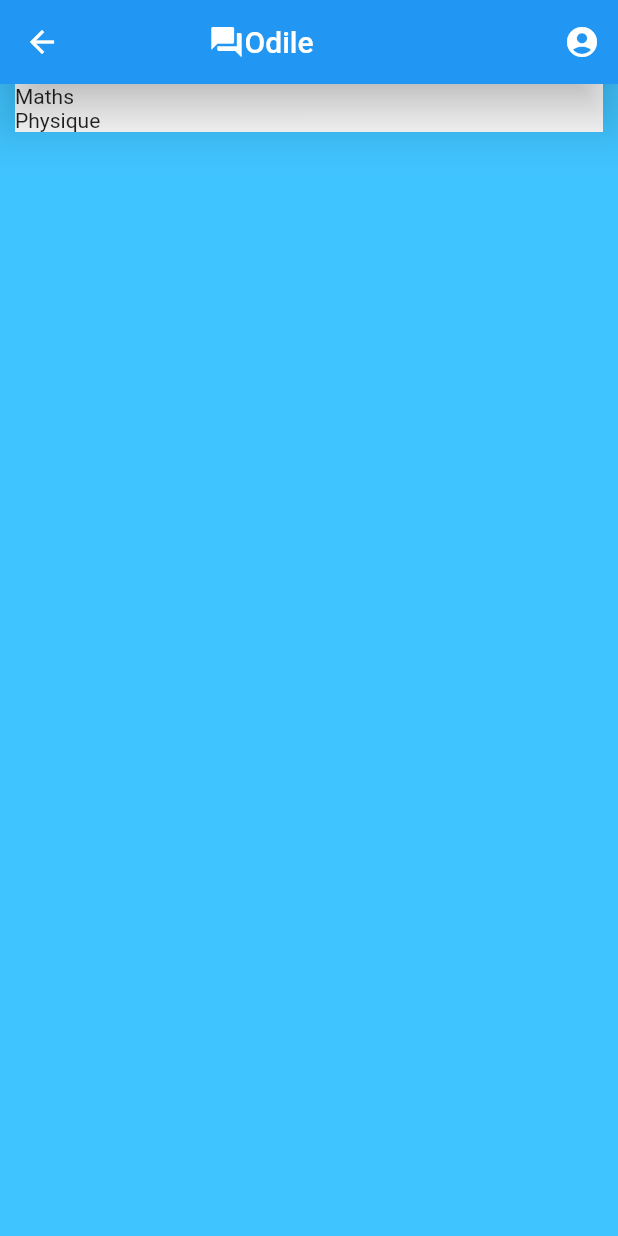
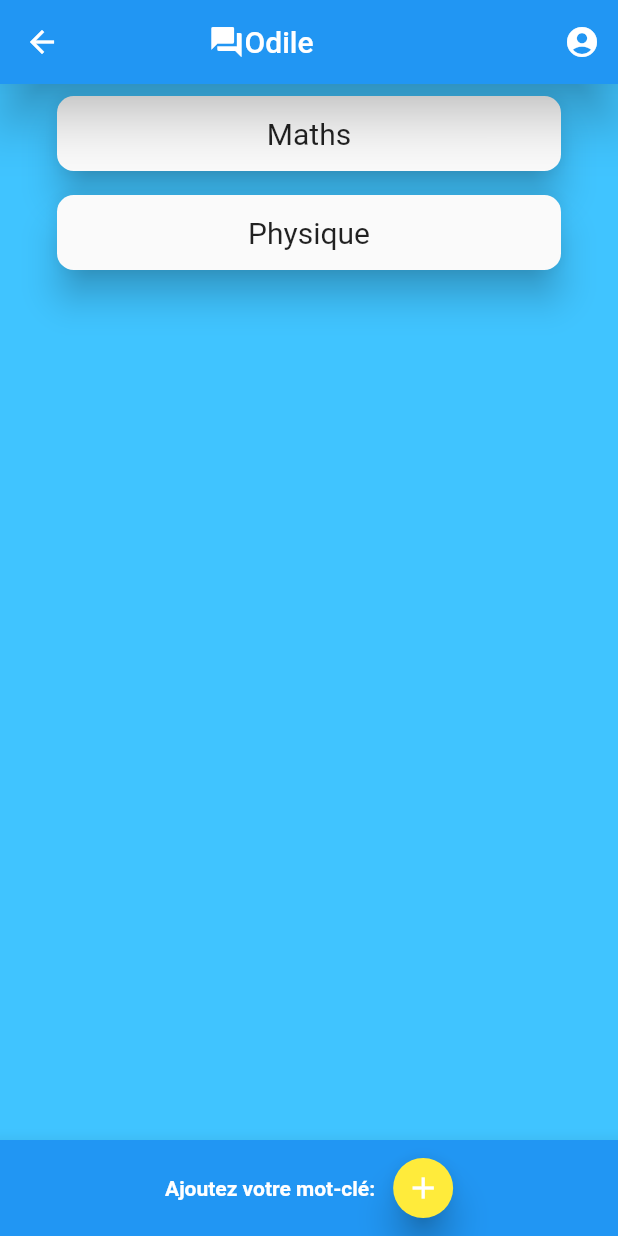
Before and after one commit to pgorisse/Odile, a Flutter app: the screen it shows after launch, after a tap on "Sciences", on a phone screen of 412 x 824 dp. Run offline on Flutter 3.47's test engine with Material 2 defaults, Android fonts, the phone set to English and light mode, and no system bars.

Commit message:
Amélioration vue + ajout mot-clé ThemePage

```diff
--- a/lib/Pages/ThemePage.dart
+++ b/lib/Pages/ThemePage.dart
@@ -22,7 +22,7 @@ const _categoryNames= <String>[
   'Cuisine',
   'Litterature'
 ];
-const _categoryWords= <List<String>>[
+var _categoryWords= <List<String>>[
   ['Maths','Physique'],
   ['cuir','cuir','moustache'],
   ['Coupe du monde','on est champions','Mbappe'],
@@ -32,11 +32,18 @@ const _categoryWords= <List<String>>[
 ];
 
 
-class ThemePage extends StatelessWidget{
+class ThemePage extends StatefulWidget{
   final Subject subject;
 
   ThemePage({Key key, @required this.subject}): super(key:key);
 
+  @override
+  _ThemePageState createState() => _ThemePageState();
+}
+
+class _ThemePageState extends State<ThemePage> {
+
+  final myController = TextEditingController();
   final appBar = AppBar(
     backgroundColor: _appbarColor,
     title: Row(
@@ -59,33 +66,95 @@ class ThemePage extends StatelessWidget{
     ],
   );
 
+  _showDialog() async {
+    await showDialog<String>(
+      context: context,
+      child: new AlertDialog(
+        contentPadding: const EdgeInsets.all(16.0),
+        content: new Row(
+          children: <Widget>[
+            new Expanded(
+              child: new TextField(
+                controller: myController,
+                autofocus: true,
+                decoration: new InputDecoration(
+                    labelText: 'Ajouter un mot-clé', hintText: 'Votre mot-clé'),
+              ),
+            )
+          ],
+        ),
+        actions: <Widget>[
+          new FlatButton(
+              child: const Text('Annuler'),
+              onPressed: () {
+                Navigator.pop(context);
+              }),
+          new FlatButton(
+              child: const Text('Ajouter'),
+              onPressed: () {
+                addKeyWord(myController.text);
+                Navigator.pop(context);
+              })
+        ],
+      ),
+    );
+  }
+
+  void addKeyWord(String keyWord) {
+    if(keyWord==null || keyWord.length >=30 || keyWord=="") {
+      return null;
+    }
+    _categoryWords[_categoryNames.indexOf(widget.subject.title)].add(keyWord);
+    setState(() {});
+  }
+
   @override
   Widget build(BuildContext context) {
-    assert (_categoryNames.contains(subject.title));
-    final List<String> _keyWords = _categoryWords[_categoryNames.indexOf(subject.title)];
+    assert (_categoryNames.contains(widget.subject.title));
+    final List<String> _keyWords = _categoryWords[_categoryNames.indexOf(
+        widget.subject.title)];
     final keyWordBoxes = <KeyWordBox>[];
-    for(var i=0; i<_keyWords.length; i++){
+    for (var i = 0; i < _keyWords.length; i++) {
       keyWordBoxes.add(KeyWordBox(name: _keyWords[i]));
     }
-    final body= Center(
-      child: Container(
-        child: Column(
-          mainAxisAlignment: MainAxisAlignment.center,
-          children: <Widget>[
-            Text(subject.title),
-            Text(_keyWords[1])
-          ],
-        ),
-      ),
-    );
     final listView = Container(
       color: _backgroundColor,
-      padding: EdgeInsets.symmetric(horizontal: 10.0),
+      padding: EdgeInsets.symmetric(horizontal: 30.0),
       child: _buildCategoryWidgets(keyWordBoxes),
+    );
+
+    final bottomAppBar = BottomAppBar(
+      elevation: 10.0,
+      hasNotch: true,
+      color: _appbarColor,
+      child: Row(
+        children: <Widget>[
+          Padding(
+              padding: EdgeInsets.symmetric(horizontal: 55.0, vertical: 20.0)),
+          Text(
+            "Ajoutez votre mot-clé:",
+            style: TextStyle(
+              color: Colors.white,
+              fontWeight: FontWeight.bold,
+            ),
+          ),
+          Padding(
+            padding: const EdgeInsets.all(8.0),
+            child: FloatingActionButton(
+                elevation: 10.0,
+                mini: true,
+                backgroundColor: Colors.yellow,
+                onPressed: _showDialog,
+                child: Icon(Icons.add)
+            ),
+          ),
+        ],
+      ),
     );
     return new Scaffold(
       appBar: appBar,
       body: listView,
+      bottomNavigationBar: bottomAppBar,
     );
   }
 
@@ -96,4 +165,10 @@ class ThemePage extends StatelessWidget{
     );
   }
 
+  @override
+  void dispose() {
+    // Clean up the controller when the Widget is disposed
+    myController.dispose();
+    super.dispose();
+  }
 }
--- a/lib/Subject.dart
+++ b/lib/Subject.dart
@@ -1,20 +1,6 @@
 import 'package:flutter/material.dart';
 
 class Subject {
-
   final String title;
-  final List<String> _keyWords;
-/*  Subject(String name){
-    title=name;
-    assert (_categoryNames.contains(title));
-    this._keyWords=_categoryWords[_categoryNames.indexOf(title)];
-    print("Subject created, name: "+this.name);
-  }
-  String get name => title;*/
-
   Subject({@required this.title}) ;
-//  Subject(@required title){
-//    assert (_categoryNames.contains(title));
-//    this._keyWords=_categoryWords[_categoryNames.indexOf(title)];
-// }
 }
--- a/lib/UI/KeyWordBox.dart
+++ b/lib/UI/KeyWordBox.dart
@@ -1,4 +1,7 @@
 import 'package:flutter/material.dart';
+
+final _rowHeight=50.0;
+final _borderRadius=BorderRadius.circular(_rowHeight/4.5);
 
 const _categoryNames= <String>[
   'Sciences',
@@ -28,12 +31,30 @@ class KeyWordBox extends StatelessWidget{
   @override
   Widget build(BuildContext context) {
     print(name);
-    return Material(
-      child: Container(
-        decoration: BoxDecoration(
-          color: Colors.white
+    return Padding(
+      padding: const EdgeInsets.all(8.0),
+      child: Material(
+        elevation: 10.0,
+        borderRadius: _borderRadius,
+        child: Container(
+          height: _rowHeight,
+          child: InkWell(
+            borderRadius: _borderRadius,
+            onTap: () {
+              print("koukou");
+            },
+            child: Padding(
+              padding: EdgeInsets.all(10.0),
+              child: Center(
+                child: Text(
+                  name,
+                  textAlign: TextAlign.center,
+                  style: TextStyle(fontSize: 20.0),
+                ),
+              ),
+            ),
+          ),
         ),
-        child: Text(name),
       ),
     );
   }
--- a/lib/UI/ThemeBox.dart
+++ b/lib/UI/ThemeBox.dart
@@ -4,7 +4,7 @@ import "package:odile/Subject.dart";
 
 
 final _rowHeight=70.0;
-final _borderRadius=BorderRadius.circular(_rowHeight/2);
+final _borderRadius=BorderRadius.circular(_rowHeight/4.5);
 
 class ThemeBox extends StatelessWidget{
   final String name;
```
